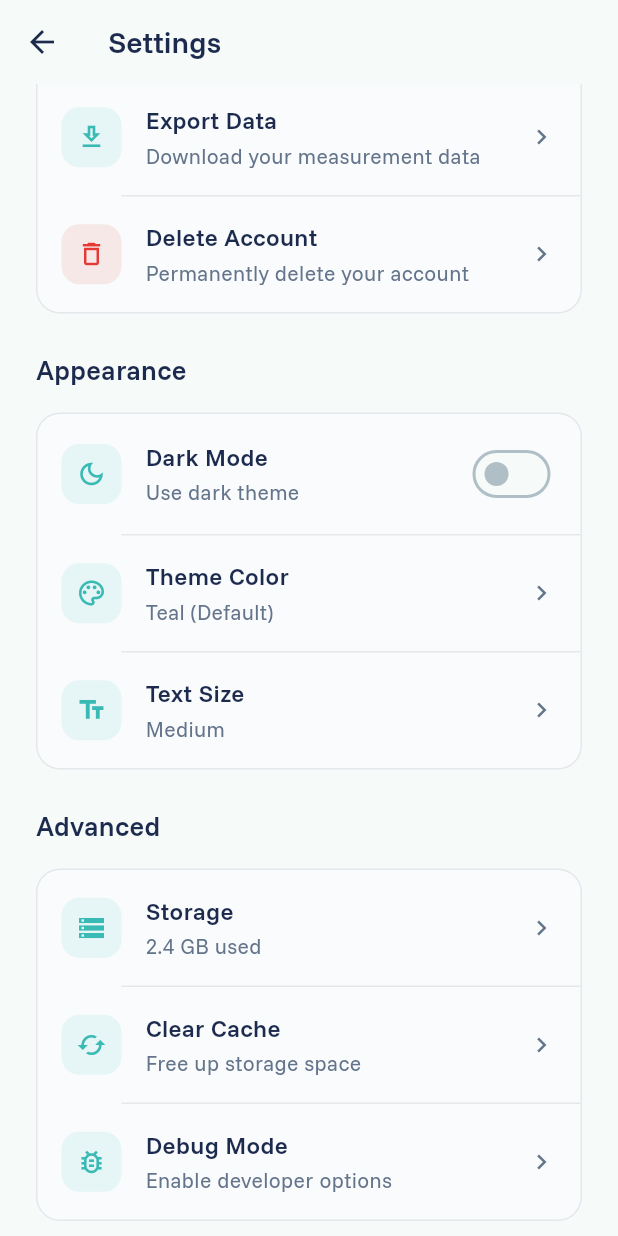
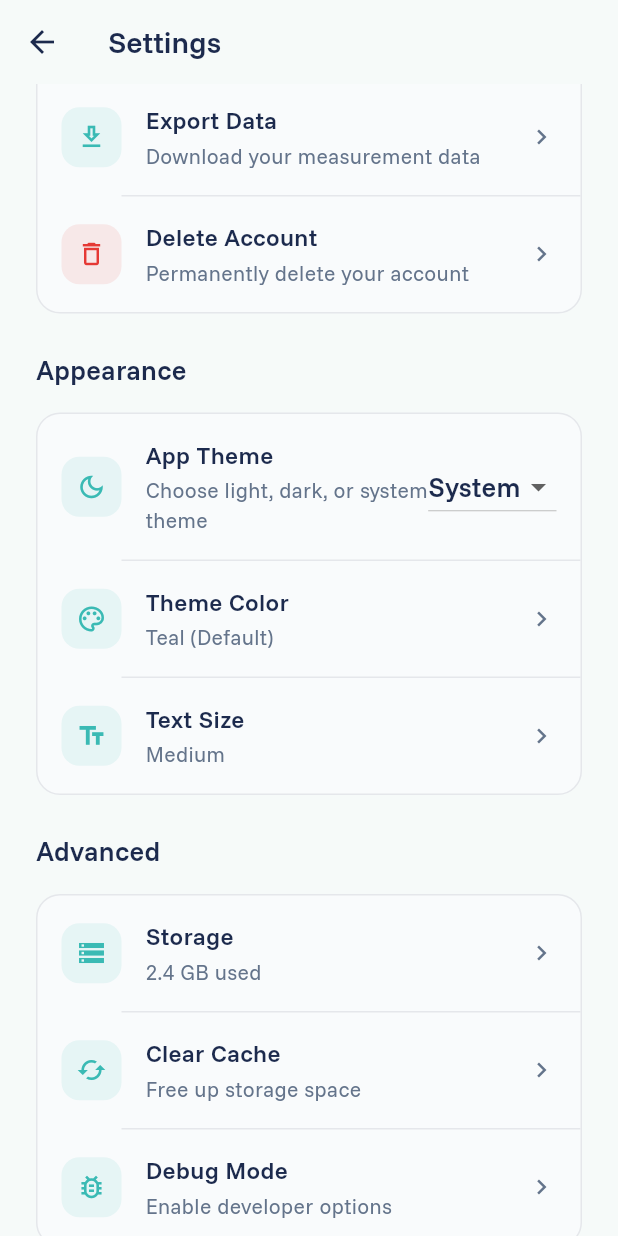
Before and after one commit to HushSense/hush-sense-mobile-app, a Flutter app: the SettingsScreen screen opened directly, scrolled down 576 dp, on a phone screen of 412 x 824 dp. Run offline on Flutter 3.47's test engine with Material 3 defaults, Android fonts, the phone set to English and light mode, and no system bars; our stand-ins replace firebase_auth, firebase_core, flutter_animate, flutter_riverpod, google_maps_flutter, hive and 1 more; accounts and stored records are empty.

Commit message:
Update dependencies and enhance theme management in the app
- Added `flutter_launcher_icons` as a direct dependency for improved icon management.
- Introduced `cli_util` and `image` packages as transitive dependencies for enhanced functionality.
- Refactored `HushSenseApp` to utilize a state provider for dynamic theme management, allowing users to select between light, dark, or system themes.
- Updated `SettingsScreen` to include a dropdown for theme selection, improving user experience and customization options.

```diff
--- a/lib/main.dart
+++ b/lib/main.dart
@@ -31,17 +31,20 @@ void main() async {
   runApp(const ProviderScope(child: HushSenseApp()));
 }
 
-class HushSenseApp extends StatelessWidget {
+final themeModeProvider = StateProvider<ThemeMode>((ref) => ThemeMode.system);
+
+class HushSenseApp extends ConsumerWidget {
   const HushSenseApp({super.key});
 
   @override
-  Widget build(BuildContext context) {
+  Widget build(BuildContext context, WidgetRef ref) {
+    final themeMode = ref.watch(themeModeProvider);
     return MaterialApp(
       title: AppConstants.appName,
       debugShowCheckedModeBanner: false,
       theme: AppTheme.lightTheme,
       darkTheme: AppTheme.darkTheme,
-      themeMode: ThemeMode.system,
+      themeMode: themeMode,
       home: const SplashScreen(),
     );
   }
--- a/lib/presentation/screens/profile/settings_screen.dart
+++ b/lib/presentation/screens/profile/settings_screen.dart
@@ -3,6 +3,7 @@ import 'package:flutter_riverpod/flutter_riverpod.dart';
 
 import '../../../core/constants/app_constants.dart';
 import '../../widgets/profile_menu_item.dart';
+import '../../../main.dart';
 
 class SettingsScreen extends ConsumerStatefulWidget {
   const SettingsScreen({super.key});
@@ -22,7 +23,6 @@ class _SettingsScreenState extends ConsumerState<SettingsScreen>
   bool _vibrationEnabled = true;
   bool _locationEnabled = true;
   bool _autoUploadEnabled = false;
-  bool _darkModeEnabled = false;
 
   @override
   void initState() {
@@ -196,12 +196,72 @@ class _SettingsScreenState extends ConsumerState<SettingsScreen>
     return _buildSection(
       'Appearance',
       [
-        _buildSwitchItem(
-          icon: Icons.dark_mode_outlined,
-          title: 'Dark Mode',
-          subtitle: 'Use dark theme',
-          value: _darkModeEnabled,
-          onChanged: (value) => setState(() => _darkModeEnabled = value),
+        Padding(
+          padding: const EdgeInsets.all(AppConstants.paddingM),
+          child: Row(
+            children: [
+              Container(
+                width: 40,
+                height: 40,
+                decoration: BoxDecoration(
+                  color: AppConstants.primaryTeal.withOpacity(0.1),
+                  borderRadius: BorderRadius.circular(12),
+                ),
+                child: const Icon(Icons.dark_mode_outlined, color: AppConstants.primaryTeal, size: 20),
+              ),
+              const SizedBox(width: AppConstants.paddingM),
+              Expanded(
+                child: Column(
+                  crossAxisAlignment: CrossAxisAlignment.start,
+                  children: [
+                    const Text(
+                      'App Theme',
+                      style: TextStyle(
+                        fontSize: 16,
+                        fontWeight: FontWeight.w600,
+                        color: AppConstants.textPrimary,
+                        fontFamily: 'Funnel Sans',
+                      ),
+                    ),
+                    const SizedBox(height: 2),
+                    const Text(
+                      'Choose light, dark, or system theme',
+                      style: TextStyle(
+                        fontSize: 14,
+                        color: AppConstants.textSecondary,
+                        fontFamily: 'Funnel Sans',
+                      ),
+                    ),
+                  ],
+                ),
+              ),
+              Consumer(
+                builder: (context, ref, _) {
+                  final themeMode = ref.watch(themeModeProvider);
+                  return DropdownButton<ThemeMode>(
+                    value: themeMode,
+                    items: const [
+                      DropdownMenuItem(
+                        value: ThemeMode.system,
+                        child: Text('System'),
+                      ),
+                      DropdownMenuItem(
+                        value: ThemeMode.light,
+                        child: Text('Light'),
+                      ),
+                      DropdownMenuItem(
+                        value: ThemeMode.dark,
+                        child: Text('Dark'),
+                      ),
+                    ],
+                    onChanged: (mode) {
+                      if (mode != null) ref.read(themeModeProvider.notifier).state = mode;
+                    },
+                  );
+                },
+              ),
+            ],
+          ),
         ),
         ProfileMenuItem(
           icon: Icons.palette_outlined,
--- a/pubspec.yaml
+++ b/pubspec.yaml
@@ -66,6 +66,7 @@ dependencies:
   intl: ^0.19.0
   uuid: ^4.5.1
   crypto: ^3.0.3
+  flutter_launcher_icons: ^0.14.4
 
   # Ads - Temporarily removed due to missing AdMob configuration
   # google_mobile_ads: ^5.1.0
```
Also changed, not shown: lib/presentation/screens/profile_screen.dart (+22 -22 lines), pubspec.lock.
